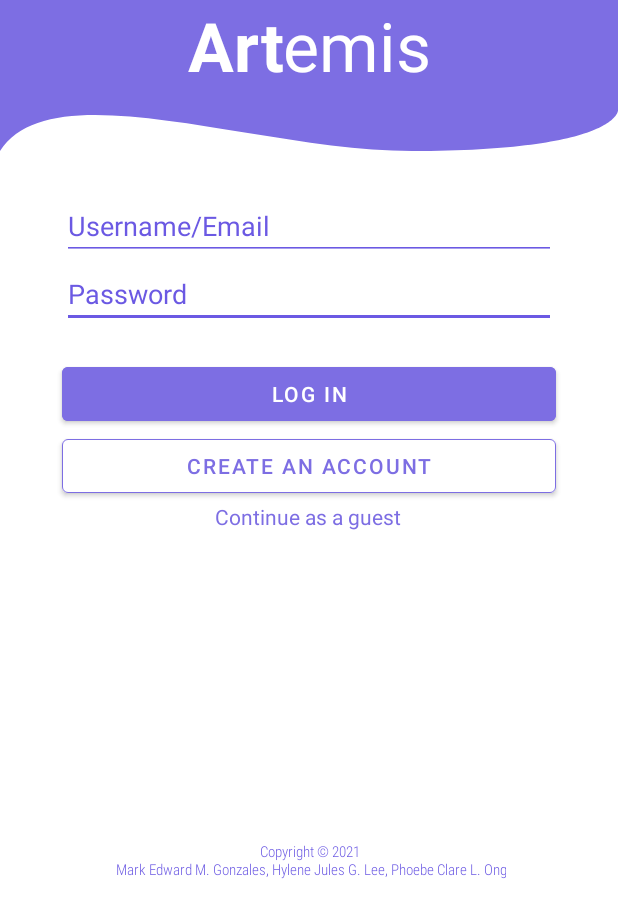
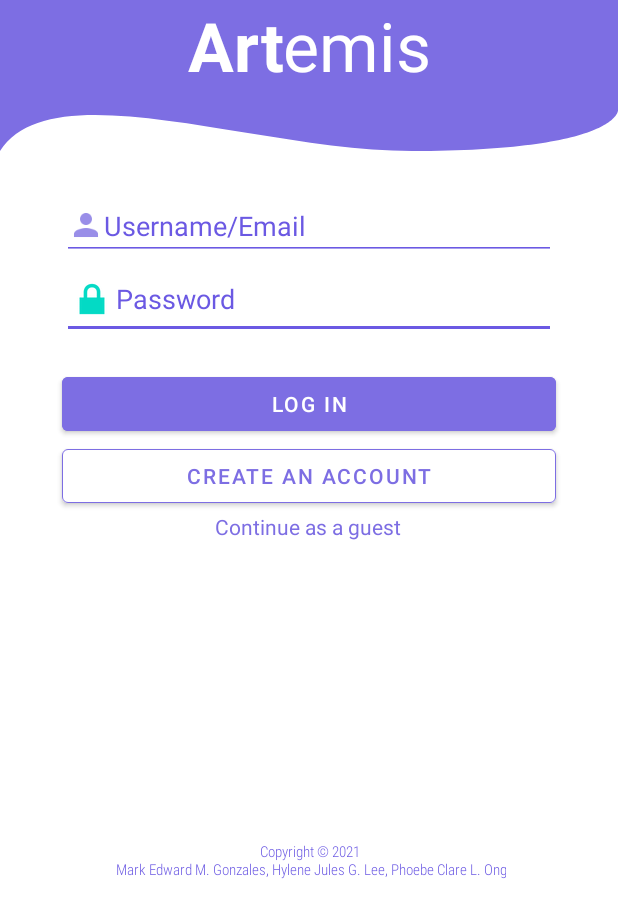
Before and after one commit to memgonzales/artemis-art-app, an Android app: the screen it shows after launch (LogInActivity), on a phone screen of 412 x 824 dp, the part 335-1236 px from its top. Run offline under Robolectric (Android 15) with nearby library versions, the phone set to English and light mode, and no system bars; Roboto replaces fonts that are not available here.

Commit message:
Create versions of person icon for different pixel densities

```diff
--- a/app/src/main/res/layout/activity_log_in.xml
+++ b/app/src/main/res/layout/activity_log_in.xml
@@ -78,6 +78,7 @@
             android:layout_width="0dp"
             android:layout_height="wrap_content"
             android:backgroundTint="@color/purple_darker"
+            android:drawableLeft="@android:drawable/ic_lock_lock"
             android:ems="10"
             android:hint="Password"
             android:inputType="textPassword"
@@ -95,6 +96,7 @@
             android:layout_width="0dp"
             android:layout_height="wrap_content"
             android:backgroundTint="@color/purple_darker"
+            android:drawableLeft="@drawable/ic_action_person"
             android:ems="10"
             android:hint="Username/Email"
             android:inputType="textPersonName"
```
Also changed, not shown: app/src/main/res/drawable-hdpi/ic_action_person.png (added), app/src/main/res/drawable-mdpi/ic_action_person.png (added), app/src/main/res/drawable-xhdpi/ic_action_person.png (added), app/src/main/res/drawable-xxhdpi/ic_action_person.png (added), app/src/main/res/drawable-xxxhdpi/ic_action_person.png (added), app/src/main/res/drawable/user.png (deleted), 16 other files.
